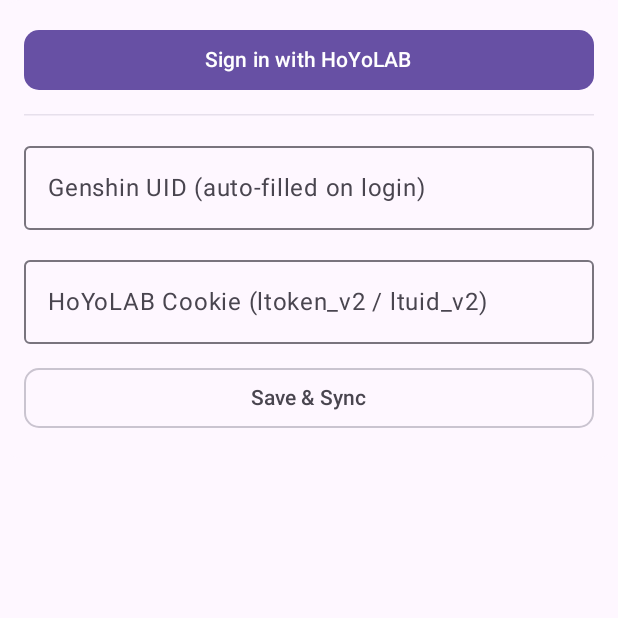
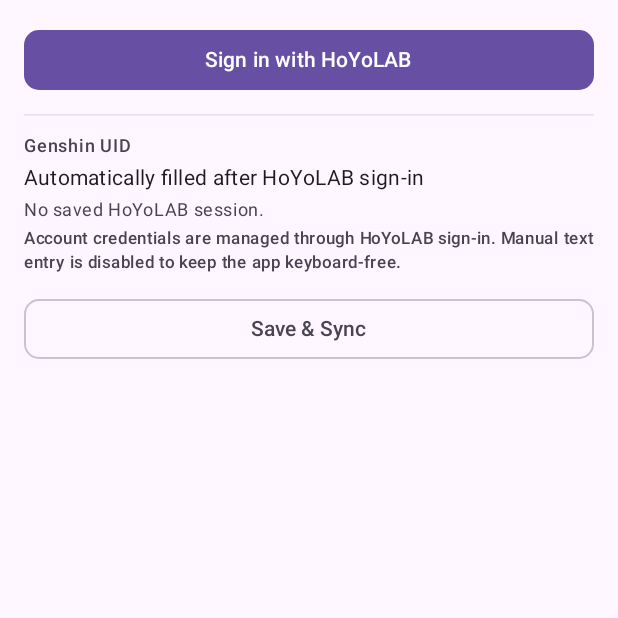
Before and after one commit to berao609/Irminsul-codex, an Android app built with Jetpack Compose: the composable AccountCredentialsSection called with empty values, on a phone screen of 412 x 824 dp, the top half of it. Run offline under Robolectric (Android 15) with nearby library versions, the phone set to English and light mode, and no system bars; 5 statements that could not run were skipped.

Commit message:
refactor(ui): remove manual credential keyboard fields

```diff
--- a/app/src/main/java/com/irminsul/codex/presentation/AccountSettingsSection.kt
+++ b/app/src/main/java/com/irminsul/codex/presentation/AccountSettingsSection.kt
@@ -13,13 +13,11 @@ import androidx.compose.material3.FilterChip
 import androidx.compose.material3.HorizontalDivider
 import androidx.compose.material3.MaterialTheme
 import androidx.compose.material3.OutlinedButton
-import androidx.compose.material3.OutlinedTextField
 import androidx.compose.material3.Text
 import androidx.compose.material3.TextButton
 import androidx.compose.runtime.Composable
 import androidx.compose.ui.Modifier
 import androidx.compose.ui.text.font.FontWeight
-import androidx.compose.ui.text.input.PasswordVisualTransformation
 import androidx.compose.ui.unit.dp
 import androidx.compose.ui.unit.sp
 
@@ -64,21 +62,21 @@ fun AccountCredentialsSection(
                 Text("Sign in with HoYoLAB")
             }
             HorizontalDivider(color = MaterialTheme.colorScheme.surfaceVariant)
-            OutlinedTextField(
-                value = uid,
-                onValueChange = onUidChange,
-                label = { Text("Genshin UID (auto-filled on login)") },
-                singleLine = true,
-                modifier = Modifier.fillMaxWidth()
-            )
-            OutlinedTextField(
-                value = cookie,
-                onValueChange = onCookieChange,
-                label = { Text("HoYoLAB Cookie (ltoken_v2 / ltuid_v2)") },
-                visualTransformation = PasswordVisualTransformation(),
-                maxLines = 3,
-                modifier = Modifier.fillMaxWidth()
-            )
+            Column(verticalArrangement = Arrangement.spacedBy(3.dp)) {
+                Text("Genshin UID", style = MaterialTheme.typography.labelMedium, color = MaterialTheme.colorScheme.onSurfaceVariant)
+                Text(uid.ifBlank { "Automatically filled after HoYoLAB sign-in" }, style = MaterialTheme.typography.bodyMedium)
+                Text(
+                    if (cookie.isNotBlank()) "HoYoLAB session is saved securely on this device."
+                    else "No saved HoYoLAB session.",
+                    style = MaterialTheme.typography.bodySmall,
+                    color = MaterialTheme.colorScheme.onSurfaceVariant
+                )
+                Text(
+                    "Account credentials are managed through HoYoLAB sign-in. Manual text entry is disabled to keep the app keyboard-free.",
+                    style = MaterialTheme.typography.labelSmall,
+                    color = MaterialTheme.colorScheme.onSurfaceVariant
+                )
+            }
             if (credentialLoadError) {
                 Text(
                     "The saved session could not be unlocked. Clear it before signing in again.",
```
